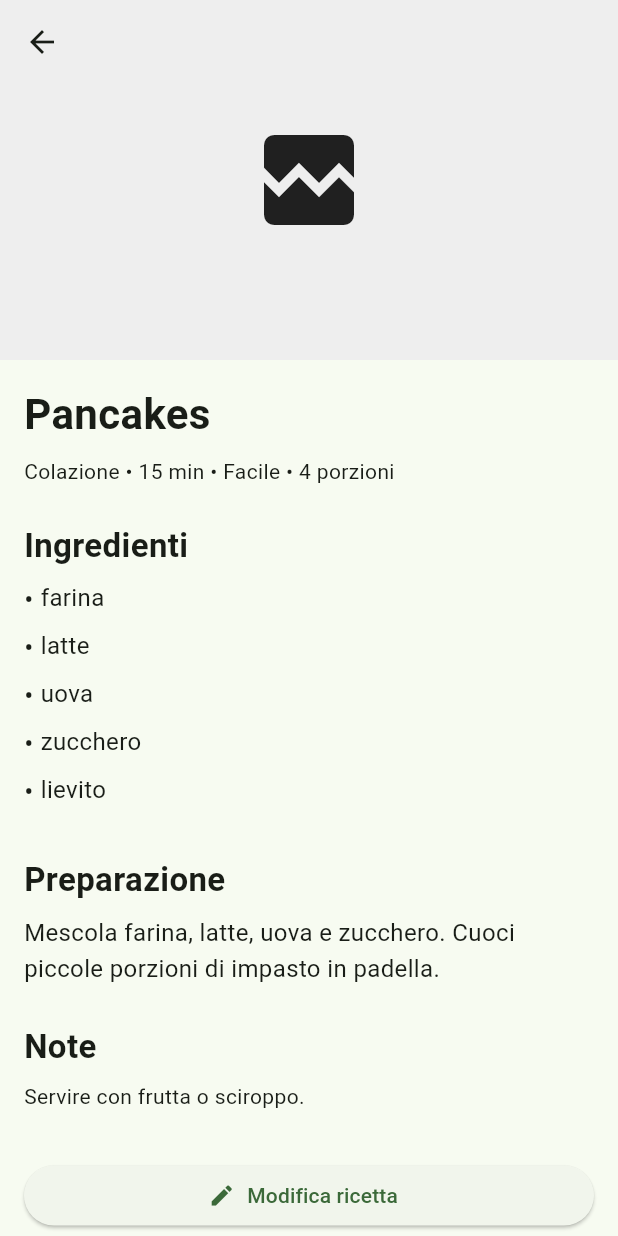
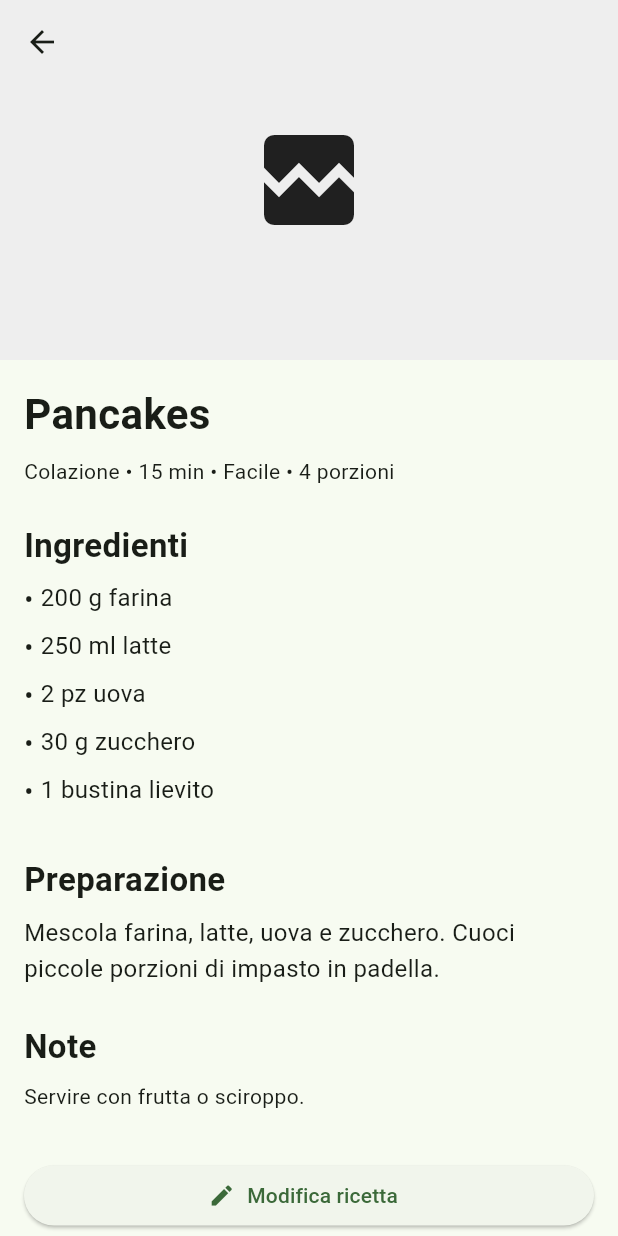
Before and after one commit to Ray04p/App_mobile, a Flutter app: the screen it shows after launch, after a tap on "Preferita", on a phone screen of 412 x 824 dp. Run offline on Flutter 3.47's test engine with Material 3 defaults, Android fonts, the phone set to English and light mode, and no system bars; our stand-ins replace image_picker, shared_preferences, sqflite; accounts and stored records are empty.

Commit message:
Cambio degli ingredienti da stringhe ad oggetti RecipeIngredient

```diff
--- a/lib/database/database_helper.dart
+++ b/lib/database/database_helper.dart
@@ -2,6 +2,7 @@ import 'package:path/path.dart';
 import 'package:sqflite/sqflite.dart';
 
 import '../models/recipe.dart';
+import 'dart:convert';
 
 class DatabaseHelper {
   static final DatabaseHelper instance = DatabaseHelper._init();
@@ -23,7 +24,7 @@ class DatabaseHelper {
 
     return await openDatabase(
       path,
-      version: 4,
+      version: 5,
       onCreate: _createDB,
       onUpgrade: _upgradeDB,
     );
@@ -55,36 +56,12 @@ class DatabaseHelper {
     int oldVersion,
     int newVersion,
   ) async {
-        if (oldVersion < 4) {
-      await db.update(
-        'recipes',
-        {'imagePath': 'assets/images/carbonara.jpg'},
-        where: 'name = ?',
-        whereArgs: ['Spaghetti alla Carbonara'],
-      );
+      if (oldVersion < 5) {
+        await db.delete('recipes');
+        await _insertDefaultRecipes(db);
+      }
+    }
 
-      await db.update(
-        'recipes',
-        {'imagePath': 'assets/images/pancakes.jpg'},
-        where: 'name = ?',
-        whereArgs: ['Pancakes'],
-      );
-
-      await db.update(
-        'recipes',
-        {'imagePath': 'assets/images/insalata_pollo.jpg'},
-        where: 'name = ?',
-        whereArgs: ['Insalata di pollo'],
-      );
-
-      await db.update(
-        'recipes',
-        {'imagePath': 'assets/images/pasta_pesto.jpg'},
-        where: 'name = ?',
-        whereArgs: ['Pasta al pesto'],
-      );
-    }
-  }
 
   Future<void> _insertDefaultRecipes(Database db) async {
     final defaultRecipes = [
@@ -95,7 +72,13 @@ class DatabaseHelper {
         'preparationTime': 25,
         'difficulty': 'Media',
         'portions': 2,
-        'ingredients': 'spaghetti,uova,pecorino,guanciale,pepe',
+        'ingredients': jsonEncode([
+          {'name': 'spaghetti', 'quantity': 200, 'unit': 'g'},
+          {'name': 'uova', 'quantity': 2, 'unit': 'pz'},
+          {'name': 'pecorino', 'quantity': 50, 'unit': 'g'},
+          {'name': 'guanciale', 'quantity': 100, 'unit': 'g'},
+          {'name': 'pepe', 'quantity': 1, 'unit': 'q.b.'},
+        ]),
         'notes': 'Mescolare lontano dal fuoco per evitare effetto frittata.',
         'imagePath': '../../assets/images/carbonara.jpg',
         'isRecommended': 1,
@@ -108,7 +91,13 @@ class DatabaseHelper {
         'preparationTime': 15,
         'difficulty': 'Facile',
         'portions': 4,
-        'ingredients': 'farina,latte,uova,zucchero,lievito',
+        'ingredients': jsonEncode([
+          {'name': 'farina', 'quantity': 200, 'unit': 'g'},
+          {'name': 'latte', 'quantity': 250, 'unit': 'ml'},
+          {'name': 'uova', 'quantity': 2, 'unit': 'pz'},
+          {'name': 'zucchero', 'quantity': 30, 'unit': 'g'},
+          {'name': 'lievito', 'quantity': 1, 'unit': 'bustina'},
+        ]),
         'notes': 'Servire con frutta o sciroppo.',
         'imagePath': '../../assets/images/pancakes.jpg',
         'isRecommended': 1,
@@ -121,7 +110,13 @@ class DatabaseHelper {
         'preparationTime': 20,
         'difficulty': 'Facile',
         'portions': 2,
-        'ingredients': 'pollo,insalata,pomodorini,mais,olio',
+        'ingredients': jsonEncode([
+          {'name': 'pollo', 'quantity': 250, 'unit': 'g'},
+          {'name': 'insalata', 'quantity': 100, 'unit': 'g'},
+          {'name': 'pomodorini', 'quantity': 8, 'unit': 'pz'},
+          {'name': 'mais', 'quantity': 80, 'unit': 'g'},
+          {'name': 'olio', 'quantity': 1, 'unit': 'q.b.'},
+        ]),
         'notes': 'Ottima per un pranzo leggero.',
         'imagePath': '../../assets/images/insalata_pollo.jpg',
         'isRecommended': 1,
@@ -134,7 +129,12 @@ class DatabaseHelper {
         'preparationTime': 15,
         'difficulty': 'Facile',
         'portions': 2,
-        'ingredients': 'pasta,pesto,parmigiano,olio',
+        'ingredients': jsonEncode([
+          {'name': 'pasta', 'quantity': 200, 'unit': 'g'},
+          {'name': 'pesto', 'quantity': 80, 'unit': 'g'},
+          {'name': 'parmigiano', 'quantity': 30, 'unit': 'g'},
+          {'name': 'olio', 'quantity': 1, 'unit': 'q.b.'},
+        ]),
         'notes': 'Aggiungere patate o fagiolini per una versione più ricca.',
         'imagePath': '../../assets/images/pasta_pesto.jpg',
         'isRecommended': 1,
--- /dev/null
+++ b/lib/models/ingredients.dart
@@ -0,0 +1,35 @@
+class RecipeIngredient {
+  String name;
+  double quantity;
+  String unit;
+
+  RecipeIngredient({
+    required this.name,
+    required this.quantity,
+    required this.unit,
+  });
+
+  Map<String, dynamic> toJson() {
+    return {
+      'name': name,
+      'quantity': quantity,
+      'unit': unit,
+    };
+  }
+
+  factory RecipeIngredient.fromJson(Map<String, dynamic> json) {
+    return RecipeIngredient(
+      name: json['name'],
+      quantity: (json['quantity'] as num).toDouble(),
+      unit: json['unit'],
+    );
+  }
+
+  String get displayText {
+    final quantityText = quantity % 1 == 0
+        ? quantity.toInt().toString()
+        : quantity.toString();
+
+    return '$quantityText $unit $name';
+  }
+}
--- a/lib/models/recipe.dart
+++ b/lib/models/recipe.dart
@@ -1,3 +1,6 @@
+import 'ingredients.dart';
+import 'dart:convert';
+
 class Recipe {
   int? id;
   String name;
@@ -6,7 +9,7 @@ class Recipe {
   int preparationTime;
   String difficulty;
   int portions;
-  List<String> ingredients;
+  List<RecipeIngredient> ingredients;
   String notes;
   String? imagePath;
   bool isRecommended;
@@ -36,7 +39,9 @@ class Recipe {
       'preparationTime': preparationTime,
       'difficulty': difficulty,
       'portions': portions,
-      'ingredients': ingredients.join(','),
+      'ingredients': jsonEncode(
+        ingredients.map((e) => e.toJson()).toList(),
+      ),
       'notes': notes,
       'imagePath': imagePath,
       'isRecommended': isRecommended ? 1 : 0,
@@ -53,12 +58,9 @@ class Recipe {
       preparationTime: map['preparationTime'],
       difficulty: map['difficulty'],
       portions: map['portions'],
-      ingredients: map['ingredients']
-          .toString()
-          .split(',')
-          .map((e) => e.trim())
-          .where((e) => e.isNotEmpty)
-          .toList(),
+      ingredients: (jsonDecode(map['ingredients']) as List)
+        .map((e) => RecipeIngredient.fromJson(e))
+        .toList(),
       notes: map['notes'] ?? '',
       imagePath: map['imagePath'],
       isRecommended: map['isRecommended'] == 1,
--- a/lib/providers/app_state.dart
+++ b/lib/providers/app_state.dart
@@ -222,7 +222,7 @@ class AppState extends ChangeNotifier {
       if (recipe == null) continue;
 
       for (final ingredient in recipe.ingredients) {
-        final ingredientName = ingredient.toLowerCase().trim();
+        final ingredientName = ingredient.name.toLowerCase().trim();
 
         final alreadyInPantry = pantryNames.contains(ingredientName);
 
@@ -234,7 +234,7 @@ class AppState extends ChangeNotifier {
           shoppingList.add(
             ShoppingItem(
               id: DateTime.now().microsecondsSinceEpoch.toString(),
-              name: ingredient,
+              name: ingredient.displayText,
             ),
           );
         }
@@ -250,8 +250,18 @@ class AppState extends ChangeNotifier {
   // -------------------------
 
   List<Recipe> suggestedRecipes() {
-    return recipes.where((recipe) => recipe.isRecommended).toList();
+    return recipes.where((recipe) {
+      return recipe.isRecommended ||
+          recipe.ingredients.any((ingredient) {
+            return pantry.any(
+              (item) =>
+                  item.name.toLowerCase().trim() ==
+                  ingredient.name.toLowerCase().trim(),
+            );
+          });
+    }).toList();
   }
+
 
   List<PantryItem> expiringItems() {
     return pantry.where((item) => item.isExpiringSoon).toList();
--- a/lib/screens/recipe_detail_screen.dart
+++ b/lib/screens/recipe_detail_screen.dart
@@ -128,7 +128,7 @@ class RecipeDetailScreen extends StatelessWidget {
                           const Text('• ', style: TextStyle(fontSize: 18)),
                           Expanded(
                             child: Text(
-                              ingredient,
+                              ingredient.displayText,
                               style: const TextStyle(fontSize: 16),
                             ),
                           ),
```
Also changed, not shown: lib/screens/recipe_form_screen.dart (+29 -2 lines).
